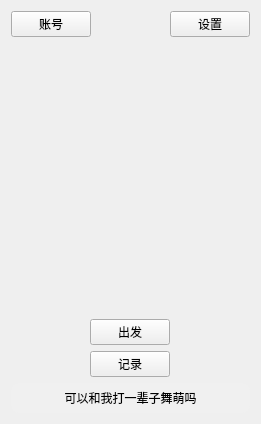
reflux18d/MaiGO, file ui_class/start_window.ui: the form before one commit.
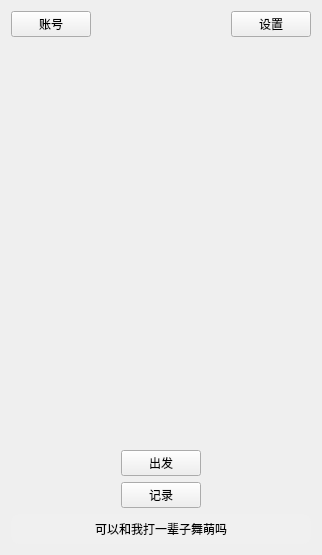
The form after the commit. Icons and pictures are not drawn.

What changed in the file:
```diff
--- a/ui_class/start_window.ui
+++ b/ui_class/start_window.ui
@@ -6,8 +6,8 @@
    <rect>
     <x>0</x>
     <y>0</y>
-    <width>261</width>
-    <height>424</height>
+    <width>318</width>
+    <height>555</height>
    </rect>
   </property>
   <property name="windowTitle">
@@ -81,15 +81,15 @@
    <item alignment="Qt::AlignHCenter">
     <widget class="QLabel" name="figure_label">
      <property name="sizePolicy">
-      <sizepolicy hsizetype="Maximum" vsizetype="Maximum">
+      <sizepolicy hsizetype="Fixed" vsizetype="Fixed">
        <horstretch>0</horstretch>
        <verstretch>0</verstretch>
       </sizepolicy>
      </property>
      <property name="minimumSize">
       <size>
-       <width>200</width>
-       <height>250</height>
+       <width>300</width>
+       <height>400</height>
       </size>
      </property>
      <property name="maximumSize">
```
